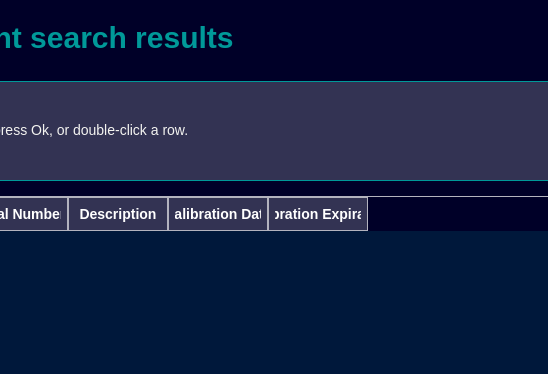
Old version of the form src/gui/designer/popups/equipments/gui_popup_search.ui in the repository candeiassantiago393-spec/StockTracker; both pictures show x 153 to 701 and y 0 to 374 of the 950 by 570 pixel window.
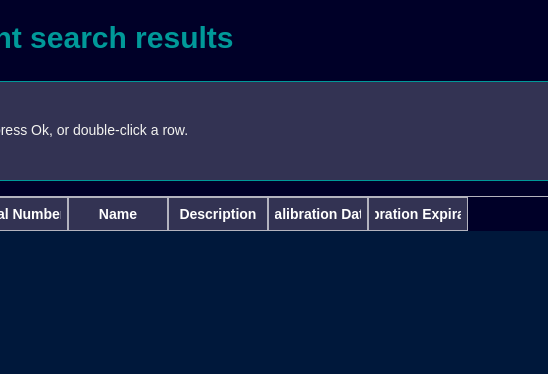
New version of the form.

```diff
--- a/src/gui/designer/popups/equipments/gui_popup_search.ui
+++ b/src/gui/designer/popups/equipments/gui_popup_search.ui
@@ -193,6 +193,9 @@
          <column>
           <property name="text"><string>Serial Number</string></property>
          </column>
+         <column>
+          <property name="text"><string>Name</string></property>
+         </column>
          <column>
           <property name="text"><string>Description</string></property>
          </column>
```
